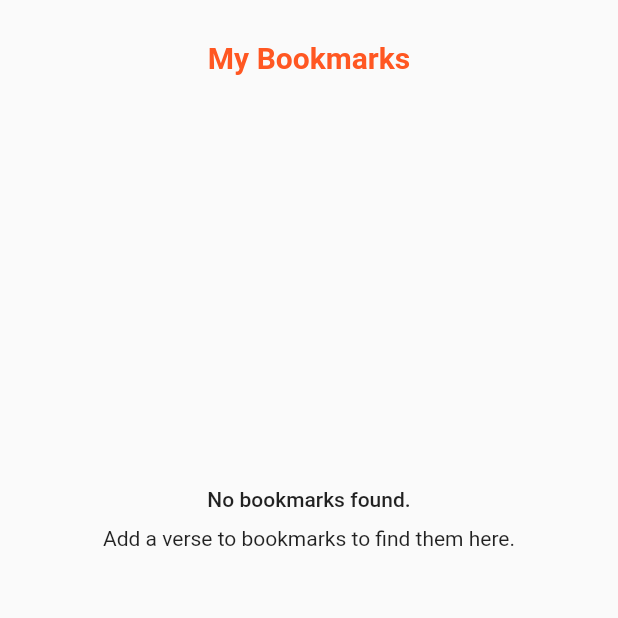
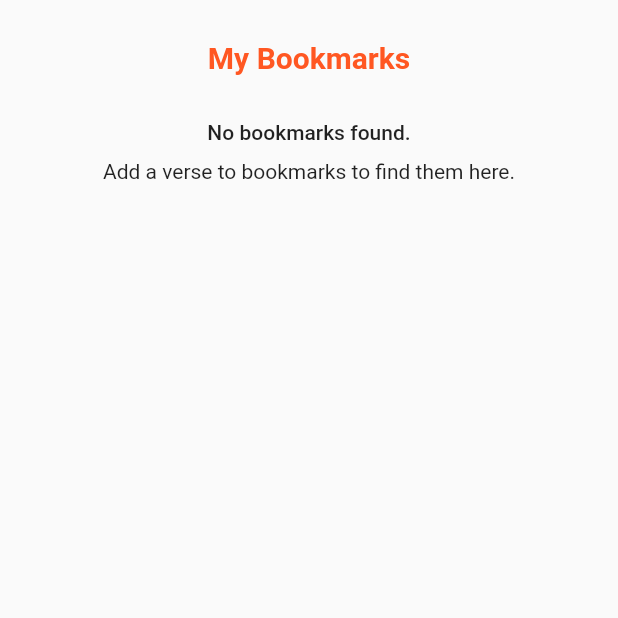
Before and after one commit to mishraaditya595/Gita-App, a Flutter app: the BookmarkPage screen opened directly, on a phone screen of 412 x 824 dp, the top half of it. Run offline on Flutter 3.47's test engine with Material 2 defaults, Android fonts, the phone set to English and light mode, and no system bars; our stand-ins replace animated_splash_screen, firebase_core, firebase_messaging, flutter_local_notifications, flutter_phoenix, flutter_styled_toast and 4 more; missing offline and left inert: device_information; accounts and stored records are empty; generated files the repository leaves out were written again.

Commit message:
Bookmark service + provider

```diff
--- a/lib/main.dart
+++ b/lib/main.dart
@@ -14,11 +14,12 @@ import 'package:sbg/network/chapter_detailed_loader.dart';
 import 'package:sbg/network/chapter_summary_loader.dart';
 import 'package:sbg/services/db/database_service.dart';
 import 'package:sbg/services/notifications/firebase/firebase_messaging_service.dart';
+import 'package:sbg/ui/bookmark/provider/bookmark_provider.dart';
 import 'package:sbg/ui/chapter/provider/chapter_screen_provider.dart';
 import 'package:sbg/ui/homepage/provider/home_page_provider.dart';
 import 'package:sbg/ui/screens/about_page.dart';
 import 'package:sbg/ui/homepage/screen/home_page.dart';
-import 'package:sbg/ui/screens/bookmark_page.dart';
+import 'package:sbg/ui/bookmark/screen/bookmark_page.dart';
 import 'package:sbg/ui/verse/provider/verse_screen_provider.dart';
 import 'package:sbg/utils/constants.dart';
 import 'package:http/http.dart' as http;
@@ -176,6 +177,9 @@ class _MyHomePageState extends State<MyHomePage> {
         ChangeNotifierProvider(
           create: ((BuildContext context) => VerseScreenProvider()),
         ),
+        ChangeNotifierProvider(
+          create: ((BuildContext context) => BookmarkProvider()),
+        ),
       ],
       child: Scaffold(
         appBar: AppBar(
--- /dev/null
+++ b/lib/ui/bookmark/provider/bookmark_provider.dart
@@ -0,0 +1,29 @@
+import 'package:flutter/cupertino.dart';
+import 'package:get_it/get_it.dart';
+import 'package:sbg/ui/bookmark/service/bookmark_service.dart';
+
+import '../../../models/verse_bookmark_model.dart';
+
+class BookmarkProvider with ChangeNotifier {
+  bool isFirstTime = true;
+  List<VerseBookmarkModel> verseBookmarkModelList = [];
+
+  fetchAllBookmarks(){
+    // if(isFirstTime) {
+      BookmarkService bookmarkService = GetIt.instance.get<BookmarkService>();
+      verseBookmarkModelList = bookmarkService.fetchAllBookmarks();
+      isFirstTime = false;
+      // WidgetsBinding.instance!.addPostFrameCallback((_) {
+      //   notifyListeners();
+      // });
+      notifyListeners();
+    // }
+  }
+
+  removeBookmark(String verseNumber, String chapterNumber) {
+    BookmarkService bookmarkService = GetIt.instance.get<BookmarkService>();
+    verseBookmarkModelList = bookmarkService.removeBookmark(verseNumber, chapterNumber);
+    notifyListeners();
+  }
+
+}
--- /dev/null
+++ b/lib/ui/bookmark/screen/bookmark_page.dart
@@ -0,0 +1,149 @@
+import 'package:flutter/cupertino.dart';
+import 'package:flutter/material.dart';
+import 'package:get_it/get_it.dart';
+import 'package:objectbox/objectbox.dart';
+import 'package:provider/provider.dart';
+import 'package:sbg/models/chapter_detailed_model.dart';
+import 'package:sbg/models/verse_bookmark_model.dart';
+import 'package:sbg/ui/bookmark/provider/bookmark_provider.dart';
+import 'package:sbg/ui/widgets/verse_card_widget.dart';
+
+import '../../../objectbox.g.dart';
+import '../../../services/db/database_service.dart';
+
+class BookmarkPage extends StatefulWidget {
+  const BookmarkPage({Key? key}) : super(key: key);
+
+  @override
+  State<BookmarkPage> createState() => _BookmarkPageState();
+}
+
+class _BookmarkPageState extends State<BookmarkPage> {
+  List<VerseBookmarkModel> verseBookmarkModelList = [];
+
+  @override
+  void initState() {
+    // fetchAllBookmarks();
+    BookmarkProvider bookmarkProvider = Provider.of<BookmarkProvider>(context, listen: false);
+    WidgetsBinding.instance!.addPostFrameCallback((_) {
+      bookmarkProvider.fetchAllBookmarks();
+    });
+    super.initState();
+  }
+
+  @override
+  Widget build(BuildContext context) {
+      return ChangeNotifierProvider<BookmarkProvider>(
+        create: (context) => BookmarkProvider(),
+        child: Consumer<BookmarkProvider>(
+        builder: (context, provider, child) {
+          provider.fetchAllBookmarks();
+          return Scaffold(
+            body: Padding(
+              padding:
+              const EdgeInsets.only(top: 15, left: 15, right: 15, bottom: 0),
+              child: Column(
+                children: [
+                  const Align(
+                    alignment: Alignment.topCenter,
+                    child: Padding(
+                      padding: const EdgeInsets.only(top: 12.0),
+                      child: Text(
+                        "My Bookmarks",
+                        style: TextStyle(
+                            fontSize: 20,
+                            fontWeight: FontWeight.bold,
+                            color: Colors.deepOrange),
+                        textAlign: TextAlign.center,
+                      ),
+                    ),
+                  ),
+                  const SizedBox(
+                    height: 30,
+                  ),
+                  provider.verseBookmarkModelList.isEmpty
+                      ? Column(
+                    children: [
+                      Center(
+                        child: Text(
+                          "No bookmarks found.",
+                          style: Theme.of(context).textTheme.bodyLarge,
+                          textAlign: TextAlign.center,
+                        ),
+                      ),
+                      const SizedBox(
+                        height: 10,
+                      ),
+                      Text(
+                        "Add a verse to bookmarks to find them here.",
+                        style: Theme.of(context).textTheme.bodyMedium,
+                        textAlign: TextAlign.center,
+                      )
+                    ],
+                  )
+                      : Expanded(
+                    child: ListView.builder(
+                        itemCount: provider.verseBookmarkModelList.length,
+                        itemBuilder: (context, position) {
+                          return Dismissible(
+                            key: UniqueKey(),
+                            child: VerseCardWidget(
+                                verseDetails: ChapterDetailedModel(
+                                    verseNumber: provider.verseBookmarkModelList[position]
+                                        .verseNumber,
+                                    chapterNumber: provider.verseBookmarkModelList[position]
+                                        .chapterNumber,
+                                    text: provider.verseBookmarkModelList[position].text,
+                                    transliteration:
+                                    provider.verseBookmarkModelList[position]
+                                        .transliteration,
+                                    wordMeanings: provider.verseBookmarkModelList[position]
+                                        .wordMeanings,
+                                    translation: provider.verseBookmarkModelList[position]
+                                        .translation,
+                                    commentary:
+                                    provider.verseBookmarkModelList[position].commentary,
+                                    verseNumberInt: provider.verseBookmarkModelList[position]
+                                        .verseNumberInt)),
+                            onDismissed: (_) {
+                              provider.removeBookmark(
+                                  provider.verseBookmarkModelList[position].verseNumber,
+                                  provider.verseBookmarkModelList[position].chapterNumber);
+                            },
+                          );
+                        }),
+                  )
+                ],
+              ),
+            ),
+          );
+        }
+      ));
+    }
+
+  // Future<void> removeBookmark(String verseNumber, String chapterNumber) async {
+  //   DatabaseService databaseService = GetIt.instance.get<DatabaseService>();
+  //   Store store = databaseService.getStore()!;
+  //   Box<VerseBookmarkModel> verseBookmarkModelBox =
+  //       store.box<VerseBookmarkModel>();
+  //   QueryBuilder<VerseBookmarkModel> queryBuilder = verseBookmarkModelBox.query(
+  //       VerseBookmarkModel_.verseNumber.equals(verseNumber) &
+  //           VerseBookmarkModel_.chapterNumber.equals(chapterNumber));
+  //   Query<VerseBookmarkModel> query = queryBuilder.build();
+  //   List<VerseBookmarkModel>? bookmarkList = query.find();
+  //
+  //   debugPrint("Bookmark to be removed: ${bookmarkList[0].id}");
+  //   debugPrint(
+  //       "Bookmark length before removal: ${verseBookmarkModelBox.count()}");
+  //
+  //   verseBookmarkModelBox.remove(bookmarkList[0].id);
+  //
+  //   bookmarkList = verseBookmarkModelBox.getAll();
+  //   debugPrint(
+  //       "Bookmark length after removal: ${verseBookmarkModelBox.count()}");
+  //
+  //   setState(() {
+  //     verseBookmarkModelList = bookmarkList!;
+  //   });
+  // }
+}
--- a/lib/ui/screens/bookmark_page.dart
+++ /dev/null
@@ -1,174 +0,0 @@
-import 'package:flutter/cupertino.dart';
-import 'package:flutter/material.dart';
-import 'package:get_it/get_it.dart';
-import 'package:objectbox/objectbox.dart';
-import 'package:sbg/models/chapter_detailed_model.dart';
-import 'package:sbg/models/verse_bookmark_model.dart';
-import 'package:sbg/ui/widgets/verse_card_widget.dart';
-
-import '../../objectbox.g.dart';
-import '../../services/db/database_service.dart';
-
-class BookmarkPage extends StatefulWidget {
-  const BookmarkPage({Key? key}) : super(key: key);
-
-  @override
-  State<BookmarkPage> createState() => _BookmarkPageState();
-}
-
-class _BookmarkPageState extends State<BookmarkPage> {
-  List<VerseBookmarkModel> verseBookmarkModelList = [];
-
-  @override
-  void initState() {
-    fetchAllBookmarks();
-    super.initState();
-  }
-
-  @override
-  Widget build(BuildContext context) {
-    if (verseBookmarkModelList.isEmpty) {
-      return Scaffold(
-        body: Padding(
-          padding:
-              const EdgeInsets.only(top: 15, left: 15, right: 15, bottom: 0),
-          child: Column(
-            children: [
-              const Align(
-                alignment: Alignment.topCenter,
-                child: Padding(
-                  padding: EdgeInsets.only(top: 12.0),
-                  child: Text(
-                    "My Bookmarks",
-                    style: TextStyle(
-                        fontSize: 20,
-                        fontWeight: FontWeight.bold,
-                        color: Colors.deepOrange),
-                    textAlign: TextAlign.center,
-                  ),
-                ),
-              ),
-              SizedBox(
-                height: MediaQuery.of(context).size.height / 3,
-              ),
-              Center(
-                child: Text(
-                  "No bookmarks found.",
-                  style: Theme.of(context).textTheme.bodyLarge,
-                  textAlign: TextAlign.center,
-                ),
-              ),
-              const SizedBox(
-                height: 10,
-              ),
-              Text(
-                "Add a verse to bookmarks to find them here.",
-                style: Theme.of(context).textTheme.bodyMedium,
-                textAlign: TextAlign.center,
-              ),
-            ],
-          ),
-        ),
-      );
-    } else {
-      return Scaffold(
-        body: Padding(
-          padding:
-              const EdgeInsets.only(top: 15, left: 15, right: 15, bottom: 0),
-          child: Column(
-            children: [
-              const Align(
-                alignment: Alignment.topCenter,
-                child: Padding(
-                  padding: const EdgeInsets.only(top: 12.0),
-                  child: Text(
-                    "My Bookmarks",
-                    style: TextStyle(
-                        fontSize: 20,
-                        fontWeight: FontWeight.bold,
-                        color: Colors.deepOrange),
-                    textAlign: TextAlign.center,
-                  ),
-                ),
-              ),
-              const SizedBox(
-                height: 30,
-              ),
-              Expanded(
-                child: ListView.builder(
-                    itemCount: verseBookmarkModelList.length,
-                    itemBuilder: (context, position) {
-                      return Dismissible(
-                        key: UniqueKey(),
-                        child: VerseCardWidget(
-                            verseDetails: ChapterDetailedModel(
-                                verseNumber: verseBookmarkModelList[position]
-                                    .verseNumber,
-                                chapterNumber: verseBookmarkModelList[position]
-                                    .chapterNumber,
-                                text: verseBookmarkModelList[position].text,
-                                transliteration:
-                                    verseBookmarkModelList[position]
-                                        .transliteration,
-                                wordMeanings: verseBookmarkModelList[position]
-                                    .wordMeanings,
-                                translation: verseBookmarkModelList[position]
-                                    .translation,
-                                commentary:
-                                    verseBookmarkModelList[position].commentary,
-                                verseNumberInt: verseBookmarkModelList[position]
-                                    .verseNumberInt)),
-                        onDismissed: (_) {
-                          removeBookmark(
-                              verseBookmarkModelList[position].verseNumber,
-                              verseBookmarkModelList[position].chapterNumber);
-                        },
-                      );
-                    }),
-              )
-            ],
-          ),
-        ),
-      );
-    }
-  }
-
-  Future<void> fetchAllBookmarks() async {
-    DatabaseService databaseService = GetIt.instance.get<DatabaseService>();
-    Store store = databaseService.getStore()!;
-    Box<VerseBookmarkModel> chapterDetailedModelBox =
-        store.box<VerseBookmarkModel>();
-    List<VerseBookmarkModel>? _verseBookmarkModelList =
-        chapterDetailedModelBox.getAll();
-
-    setState(() {
-      verseBookmarkModelList.addAll(_verseBookmarkModelList);
-    });
-  }
-
-  Future<void> removeBookmark(String verseNumber, String chapterNumber) async {
-    DatabaseService databaseService = GetIt.instance.get<DatabaseService>();
-    Store store = databaseService.getStore()!;
-    Box<VerseBookmarkModel> verseBookmarkModelBox =
-        store.box<VerseBookmarkModel>();
-    QueryBuilder<VerseBookmarkModel> queryBuilder = verseBookmarkModelBox.query(
-        VerseBookmarkModel_.verseNumber.equals(verseNumber) &
-            VerseBookmarkModel_.chapterNumber.equals(chapterNumber));
-    Query<VerseBookmarkModel> query = queryBuilder.build();
-    List<VerseBookmarkModel>? bookmarkList = query.find();
-
-    debugPrint("Bookmark to be removed: ${bookmarkList[0].id}");
-    debugPrint(
-        "Bookmark length before removal: ${verseBookmarkModelBox.count()}");
-
-    verseBookmarkModelBox.remove(bookmarkList[0].id);
-
-    bookmarkList = verseBookmarkModelBox.getAll();
-    debugPrint(
-        "Bookmark length after removal: ${verseBookmarkModelBox.count()}");
-
-    setState(() {
-      verseBookmarkModelList = bookmarkList!;
-    });
-  }
-}
--- a/pubspec.yaml
+++ b/pubspec.yaml
@@ -17,7 +17,7 @@ publish_to: 'none' # Remove this line if you wish to publish to pub.dev
 # https://developer.apple.com/library/archive/documentation/General/Reference/InfoPlistKeyReference/Articles/CoreFoundationKeys.html
 # In Windows, build-name is used as the major, minor, and patch parts
 # of the product and file versions while build-number is used as the build suffix.
-version: 1.0.0+1
+version: 1.0.1+2
 
 environment:
   sdk: '>=2.18.2 <3.0.0'
```
Also changed, not shown: lib/ui/bookmark/service/bookmark_service.dart (added, +41 -0 lines), lib/injection.config.dart.
